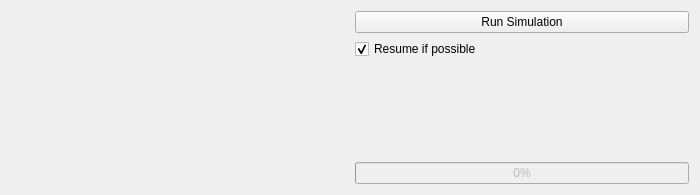
Before: the Qt Designer form ui/simulationstatus.ui in breuerss/gromacs-ui, drawn with Qt 5.
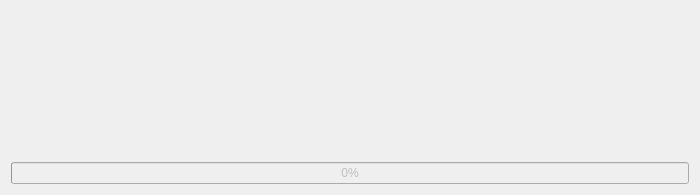
After: the same form once the commit is applied. Icons and pictures are not drawn.

Commit message: refactor: move resume checkbox to configuration UI

```diff
--- a/ui/simulationstatus.ui
+++ b/ui/simulationstatus.ui
@@ -14,58 +14,8 @@
    <string>Form</string>
   </property>
   <layout class="QHBoxLayout" name="horizontalLayout">
-   <item>
-    <spacer name="horizontalSpacer_2">
-     <property name="orientation">
-      <enum>Qt::Horizontal</enum>
-     </property>
-     <property name="sizeHint" stdset="0">
-      <size>
-       <width>344</width>
-       <height>20</height>
-      </size>
-     </property>
-    </spacer>
-   </item>
    <item>
     <layout class="QVBoxLayout" name="runLayout">
-     <item alignment="Qt::AlignTop">
-      <widget class="QPushButton" name="rerunSimulation">
-       <property name="enabled">
-        <bool>true</bool>
-       </property>
-       <property name="text">
-        <string>Run Simulation</string>
-       </property>
-       <property name="icon">
-        <iconset theme="reload">
-         <normaloff>.</normaloff>.</iconset>
-       </property>
-      </widget>
-     </item>
-     <item>
-      <widget class="QCheckBox" name="resume">
-       <property name="text">
-        <string>Resume if possible</string>
-       </property>
-       <property name="checked">
-        <bool>true</bool>
-       </property>
-      </widget>
-     </item>
-     <item>
-      <spacer name="verticalSpacer_2">
-       <property name="orientation">
-        <enum>Qt::Vertical</enum>
-       </property>
-       <property name="sizeHint" stdset="0">
-        <size>
-         <width>20</width>
-         <height>40</height>
-        </size>
-       </property>
-      </spacer>
-     </item>
      <item>
       <widget class="QLabel" name="assumedFinished">
        <property name="minimumSize">
```
The commit also changes 3 other files.
